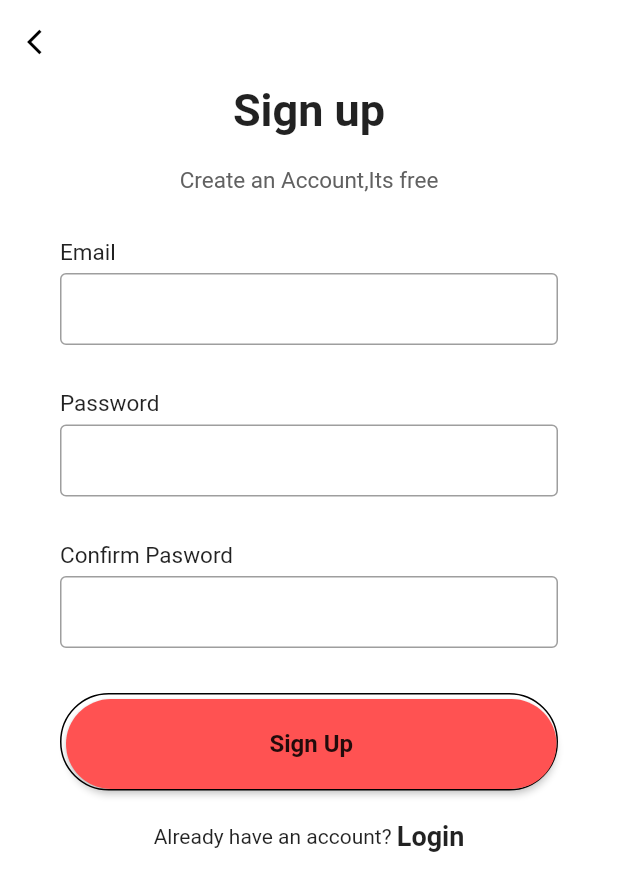
After one commit to EduardRo/mte-mto, a Flutter app: the SignupPage screen opened directly, on a phone screen of 412 x 824 dp. The commit adds this screen. Shown: the top 891 px of the screen. Run offline on Flutter 3.47's test engine with Material 2 defaults, Android fonts, the phone set to English and light mode, and no system bars; our stand-ins replace google_fonts, lottie, theme_provider; network calls fail.

Commit message:
bf registr page created

```diff
--- /dev/null
+++ b/lib/auth_protocol/sign_up.dart
@@ -0,0 +1,153 @@
+import 'package:flutter/material.dart';
+import 'package:flutter/services.dart';
+
+class SignupPage extends StatelessWidget {
+  @override
+  Widget build(BuildContext context) {
+    return Scaffold(
+      resizeToAvoidBottomInset: false,
+      //resizeToAvoidBottomPadding: false,
+      backgroundColor: Colors.white,
+      appBar: AppBar(
+        elevation: 0,
+        backgroundColor: Colors.white,
+        leading: IconButton(
+            onPressed: () {
+              Navigator.pop(context);
+            },
+            icon: const Icon(
+              Icons.arrow_back_ios,
+              size: 20,
+              color: Colors.black,
+            )),
+        systemOverlayStyle: SystemUiOverlayStyle.dark,
+      ),
+      body: SafeArea(
+        child: SingleChildScrollView(
+          child: Container(
+            height: MediaQuery.of(context).size.height,
+            width: double.infinity,
+            child: Column(
+              mainAxisAlignment: MainAxisAlignment.spaceBetween,
+              children: [
+                Column(
+                  children: [
+                    Column(
+                      mainAxisAlignment: MainAxisAlignment.spaceEvenly,
+                      children: [
+                        const Text(
+                          "Sign up",
+                          style: TextStyle(
+                            fontSize: 30,
+                            fontWeight: FontWeight.bold,
+                          ),
+                        ),
+                        const SizedBox(
+                          height: 20,
+                        ),
+                        Text(
+                          "Create an Account,Its free",
+                          style: TextStyle(
+                            fontSize: 15,
+                            color: Colors.grey[700],
+                          ),
+                        ),
+                        const SizedBox(
+                          height: 30,
+                        )
+                      ],
+                    ),
+                    Padding(
+                      padding: const EdgeInsets.symmetric(horizontal: 40),
+                      child: Column(
+                        children: [
+                          makeInput(label: "Email"),
+                          makeInput(label: "Password", obsureText: true),
+                          makeInput(label: "Confirm Pasword", obsureText: true)
+                        ],
+                      ),
+                    ),
+                    Padding(
+                      padding: EdgeInsets.symmetric(horizontal: 40),
+                      child: Container(
+                        padding: EdgeInsets.only(top: 3, left: 3),
+                        decoration: BoxDecoration(
+                            borderRadius: BorderRadius.circular(40),
+                            border: const Border(
+                                bottom: BorderSide(color: Colors.black),
+                                top: BorderSide(color: Colors.black),
+                                right: BorderSide(color: Colors.black),
+                                left: BorderSide(color: Colors.black))),
+                        child: MaterialButton(
+                          minWidth: double.infinity,
+                          height: 60,
+                          onPressed: () {},
+                          color: Colors.redAccent,
+                          shape: RoundedRectangleBorder(
+                              borderRadius: BorderRadius.circular(40)),
+                          child: const Text(
+                            "Sign Up",
+                            style: TextStyle(
+                              fontWeight: FontWeight.w600,
+                              fontSize: 16,
+                            ),
+                          ),
+                        ),
+                      ),
+                    ),
+                    const SizedBox(
+                      height: 20,
+                    ),
+                    Row(
+                      mainAxisAlignment: MainAxisAlignment.center,
+                      children: const [
+                        Text("Already have an account? "),
+                        Text(
+                          "Login",
+                          style: TextStyle(
+                              fontWeight: FontWeight.w600, fontSize: 18),
+                        ),
+                      ],
+                    )
+                  ],
+                ),
+              ],
+            ),
+          ),
+        ),
+      ),
+    );
+  }
+}
+
+Widget makeInput({label, obsureText = false}) {
+  return Column(
+    crossAxisAlignment: CrossAxisAlignment.start,
+    children: [
+      Text(
+        label,
+        style: const TextStyle(
+            fontSize: 15, fontWeight: FontWeight.w400, color: Colors.black87),
+      ),
+      const SizedBox(
+        height: 5,
+      ),
+      TextField(
+        obscureText: obsureText,
+        decoration: const InputDecoration(
+          contentPadding: EdgeInsets.symmetric(vertical: 0, horizontal: 10),
+          enabledBorder: OutlineInputBorder(
+            borderSide: BorderSide(
+              color: Colors.grey,
+            ),
+          ),
+          border:
+              OutlineInputBorder(borderSide: BorderSide(color: Colors.grey)),
+        ),
+      ),
+      const SizedBox(
+        height: 30,
+      )
+    ],
+  );
+}
```
Also changed, not shown: lib/auth_protocol/test.dart (+108 -13 lines), lib/auth_protocol/register_page.dart (added).
